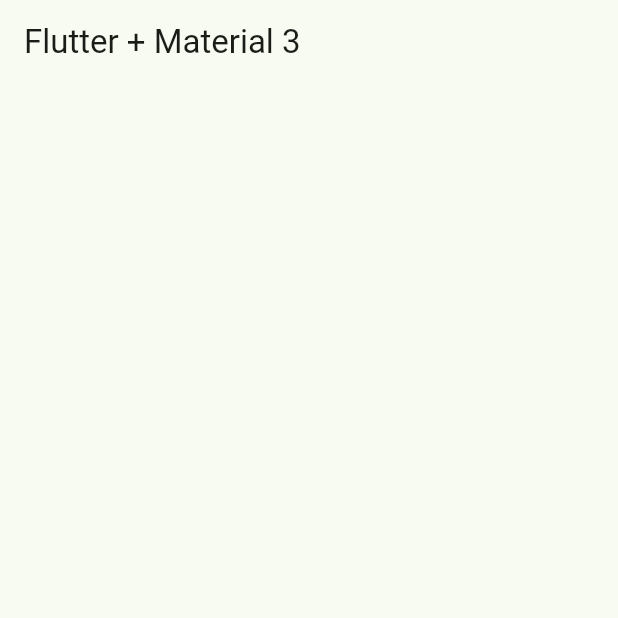
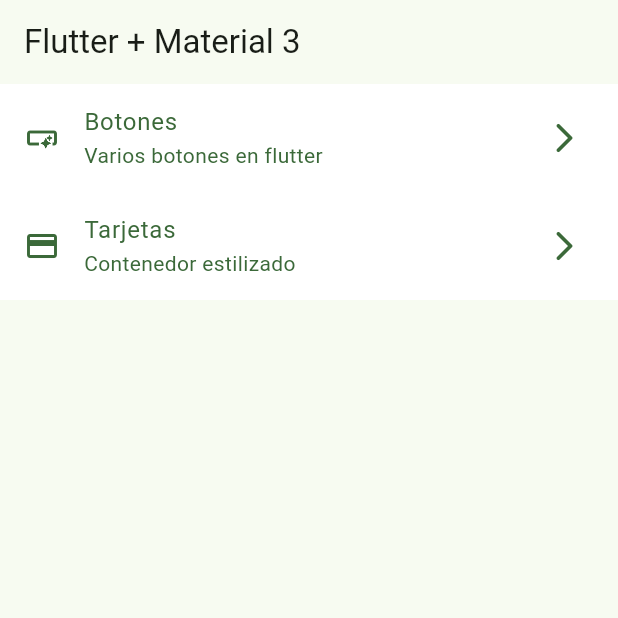
Before and after one commit to Curvi55/widgets_app, a Flutter app: the screen it shows after launch, on a phone screen of 412 x 824 dp, the top half of it. Run offline on Flutter 3.47's test engine with Material 2 defaults, Android fonts, the phone set to English and light mode, and no system bars.

Commit message:
home screen implemented

```diff
--- a/lib/config/menu/menu_items.dart
+++ b/lib/config/menu/menu_items.dart
@@ -32,5 +32,91 @@ class MenuItem {
         link:'/card'  ,
         icon:Icons.credit_card
         ),
+/*
+      const MenuItem(
+        title:'Tarjetas' ,
+        subTitle: 'Contenedor estilizado',
+        link:'/card'  ,
+        icon:Icons.credit_card
+        ),
+      const MenuItem(
+        title:'Tarjetas' ,
+        subTitle: 'Contenedor estilizado',
+        link:'/card'  ,
+        icon:Icons.credit_card
+        ),
+      const MenuItem(
+        title:'Tarjetas' ,
+        subTitle: 'Contenedor estilizado',
+        link:'/card'  ,
+        icon:Icons.credit_card
+        ),
+      const MenuItem(
+        title:'Tarjetas' ,
+        subTitle: 'Contenedor estilizado',
+        link:'/card'  ,
+        icon:Icons.credit_card
+        ),
+      const MenuItem(
+        title:'Tarjetas' ,
+        subTitle: 'Contenedor estilizado',
+        link:'/card'  ,
+        icon:Icons.credit_card
+        ),
+      const MenuItem(
+        title:'Tarjetas' ,
+        subTitle: 'Contenedor estilizado',
+        link:'/card'  ,
+        icon:Icons.credit_card
+        ),
+      const MenuItem(
+        title:'Tarjetas' ,
+        subTitle: 'Contenedor estilizado',
+        link:'/card'  ,
+        icon:Icons.credit_card
+        ),
+      const MenuItem(
+        title:'Tarjetas' ,
+        subTitle: 'Contenedor estilizado',
+        link:'/card'  ,
+        icon:Icons.credit_card
+        ),
+      const MenuItem(
+        title:'Tarjetas' ,
+        subTitle: 'Contenedor estilizado',
+        link:'/card'  ,
+        icon:Icons.credit_card
+        ),
+      const MenuItem(
+        title:'Tarjetas' ,
+        subTitle: 'Contenedor estilizado',
+        link:'/card'  ,
+        icon:Icons.credit_card
+        ),
+      const MenuItem(
+        title:'Tarjetas' ,
+        subTitle: 'Contenedor estilizado',
+        link:'/card'  ,
+        icon:Icons.credit_card
+        ),
+      const MenuItem(
+        title:'Tarjetas' ,
+        subTitle: 'Contenedor estilizado',
+        link:'/card'  ,
+        icon:Icons.credit_card
+        ),
+      const MenuItem(
+        title:'Tarjetas' ,
+        subTitle: 'Contenedor estilizado',
+        link:'/card'  ,
+        icon:Icons.credit_card
+        ),
+      const MenuItem(
+        title:'Tarjetas' ,
+        subTitle: 'Contenedor estilizado',
+        link:'/card'  ,
+        icon:Icons.credit_card
+        ),
+*/
 
     ];
--- a/lib/presentation/screens/home/home_screen.dart
+++ b/lib/presentation/screens/home/home_screen.dart
@@ -1,4 +1,5 @@
 import 'package:flutter/material.dart';
+import 'package:widgets_app/config/menu/menu_items.dart';
 
 class HomeScreen extends StatelessWidget {
   const HomeScreen({super.key});
@@ -10,6 +11,62 @@ class HomeScreen extends StatelessWidget {
         title: const Text('Flutter + Material 3'),
         centerTitle: false,
       ),
+      body: _HomeView(),
+
+      );
+
+  }
+}
+
+class _HomeView extends StatelessWidget {
+  const _HomeView( );
+
+
+  @override
+  Widget build(BuildContext context) {
+
+    appMenuItems; // definida en menu_items.dart
+
+    return ListView.builder(
+      //physics:const BouncingScrollPhysics(),
+
+      itemCount: appMenuItems.length,
+      itemBuilder: (context,index) {
+        MenuItem menuItem = appMenuItems[index];
+        return  _CustomListTile(menuItem: menuItem);
+      }
+      );
+  }
+}
+
+class _CustomListTile extends StatelessWidget {
+
+  final MenuItem menuItem;
+
+  const _CustomListTile({
+    required this.menuItem,
+  });
+
+// en esta seccion se agrego un nuevo SETUP para crear codigo automaticos (macro)
+// cart + shift + P ; user snipper / dart
+// uso escribir themes.of y completa el codigo
+
+  @override
+  Widget build(BuildContext context) {
+   // con la config de arriba se typea theme-of y se selcciona del menu y completa el codigo
+   final colors = Theme.of(context).colorScheme;
+
+    return ListTile(
+      tileColor: Colors.white,
+      textColor: colors.primary,
+      leading: Icon(menuItem.icon, color:colors.primary),
+      trailing:  Icon(Icons.arrow_forward_ios_rounded, color:colors.primary),
+      title: Text(menuItem.title),
+      subtitle:Text(menuItem.subTitle) ,
+      // evento de cuando se toca
+      onTap: (){
+        // TODO: navegar a otras pantallas
+      },
     );
   }
 }
```
Also changed, not shown: lib/main.dart (line endings or trailing spaces).
